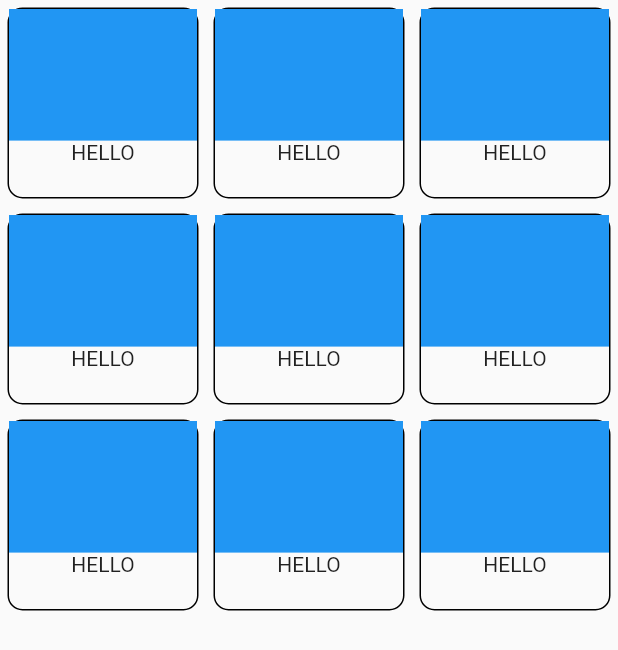
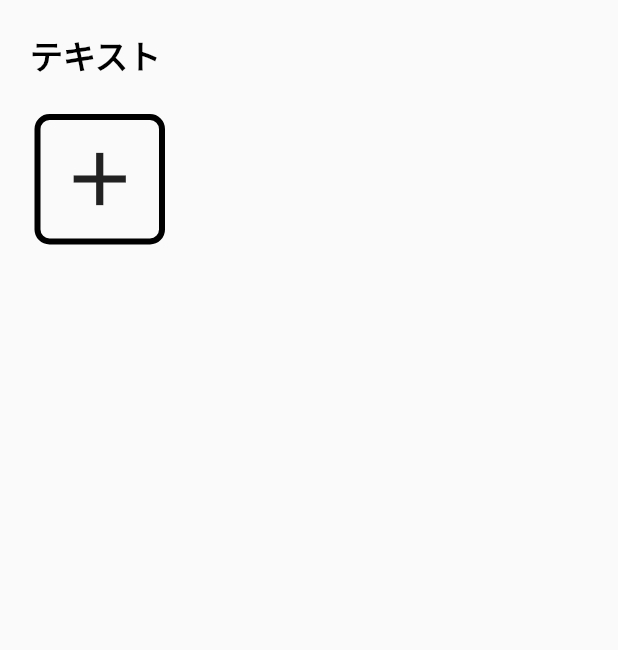
Before and after one commit to SeyaKen/ENPITSU, a Flutter app: the TextList screen opened directly, on a phone screen of 412 x 824 dp. Shown: the top 650 px of the screen. Run offline on Flutter 3.47's test engine with Material 2 defaults, Android fonts, the phone set to English and light mode, and no system bars; drawn by our look-alikes of google_mobile_ads; our stand-ins replace charts_flutter, cloud_firestore, firebase_auth, firebase_core, firebase_remote_config, firebase_storage and 6 more; missing offline and left inert: cloud_firestore_web, firebase_auth_web, firebase_core_web, firebase_storage_web, google_sign_in_web, image_picker_for_web and 1 more; accounts and stored records are empty; network calls fail.

Commit message:
first commit dehaaiyo dadadadadadadadadadada

```diff
--- a/lib/TextsTimer/texts_lists.dart
+++ b/lib/TextsTimer/texts_lists.dart
@@ -33,31 +33,82 @@ class _TextListState extends State<TextList> {
   Widget build(BuildContext context) {
     return Stack(
       children: [
-        Scaffold(
+        SafeArea(
+          child: Scaffold(
             body: Column(children: [
-            GridView.count(
+              Container(
+                padding:
+                    const EdgeInsets.symmetric(horizontal: 20, vertical: 20),
+                child: Row(
+                  mainAxisAlignment: MainAxisAlignment.start,
+                  children: const [
+                    Text('テキスト',
+                        style: TextStyle(
+                          fontWeight: FontWeight.bold,
+                          color: Colors.black,
+                          fontSize: 22,
+                        )),
+                  ],
+                ),
+              ),
+              Padding(
+                padding: const EdgeInsets.symmetric(horizontal: 20),
+                child: GridView.count(
                     shrinkWrap: true,
-                crossAxisCount: 3,
+                    crossAxisCount: 4,
                     childAspectRatio: 1,
-                children: List.generate(9, (i) {
-                  return Container(
-                      margin: const EdgeInsets.all(5.0),
+                    children: List.generate(1, (i) {
+                      return i != 0
+                          ? Container(
+                              margin: const EdgeInsets.all(3),
                               decoration: BoxDecoration(
-                        border: Border.all(color: Colors.black),
+                                // border: Border.all(color: Colors.black),
                                 borderRadius: BorderRadius.circular(10),
                               ),
                               child: LayoutBuilder(builder: (ctx, constraints) {
                                 return Column(children: [
                                   Container(
-                                height: constraints.maxHeight * 0.7,
+                                    height: constraints.maxHeight * 0.8,
+                                    decoration: BoxDecoration(
+                                      border: Border.all(color: Colors.blue),
                                       color: Colors.blue,
+                                      borderRadius: const BorderRadius.only(
+                                        topLeft: Radius.circular(10.0),
+                                        topRight: Radius.circular(10.0),
                                       ),
+                                    ),
+                                  ),
+                                  Column(
+                                    mainAxisAlignment: MainAxisAlignment.center,
+                                    children: [
                                       Text('HELLO'),
+                                    ],
+                                  ),
                                 ]);
-                        }
-                      ));
                               }))
+                          : Container(
+                            margin: const EdgeInsets.all(3),
+                              decoration: BoxDecoration(
+                                border: Border.all(
+                                  color: Colors.black,
+                                  width: 4,
+                                ),
+                                borderRadius: BorderRadius.circular(10),
+                              ),
+                            child: InkWell(
+                              onTap:() {
+
+                              },
+                              child: const Icon(
+                                Icons.add,
+                                size: 60,
+                              ),
+                            )
+                          );
+                    })),
+              )
             ]),
+          ),
         ),
         Positioned(
           bottom: 0,
```
Also changed, not shown: lib/Chart/benkyoukiroku.dart (+23 -20 lines). Lines whose indentation alone changed are shown as unchanged.
